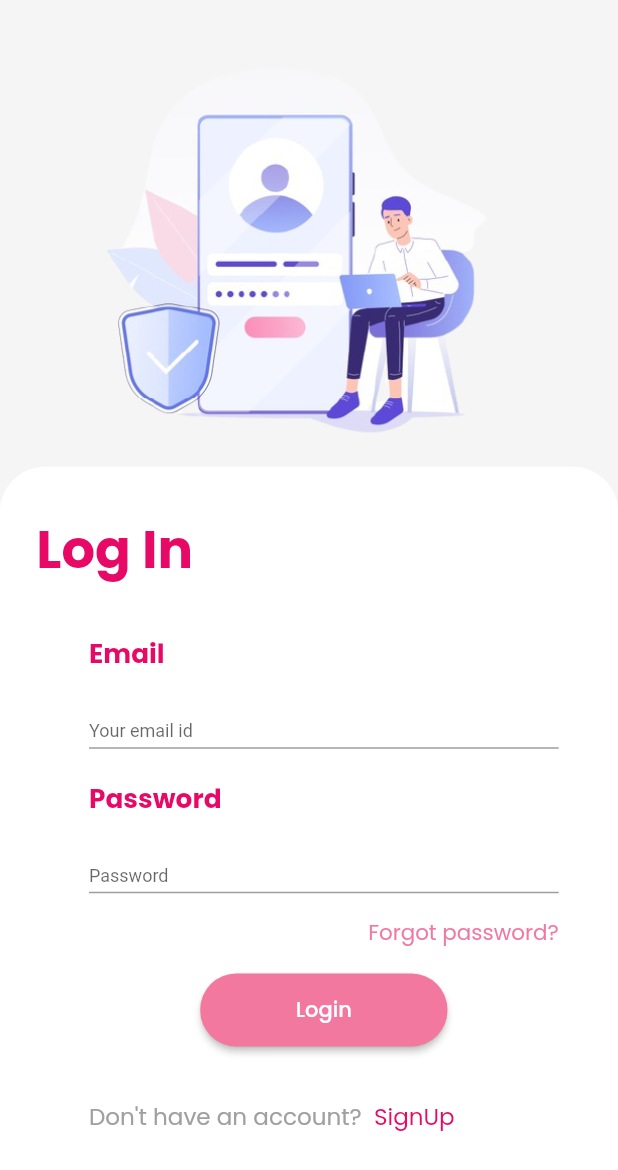
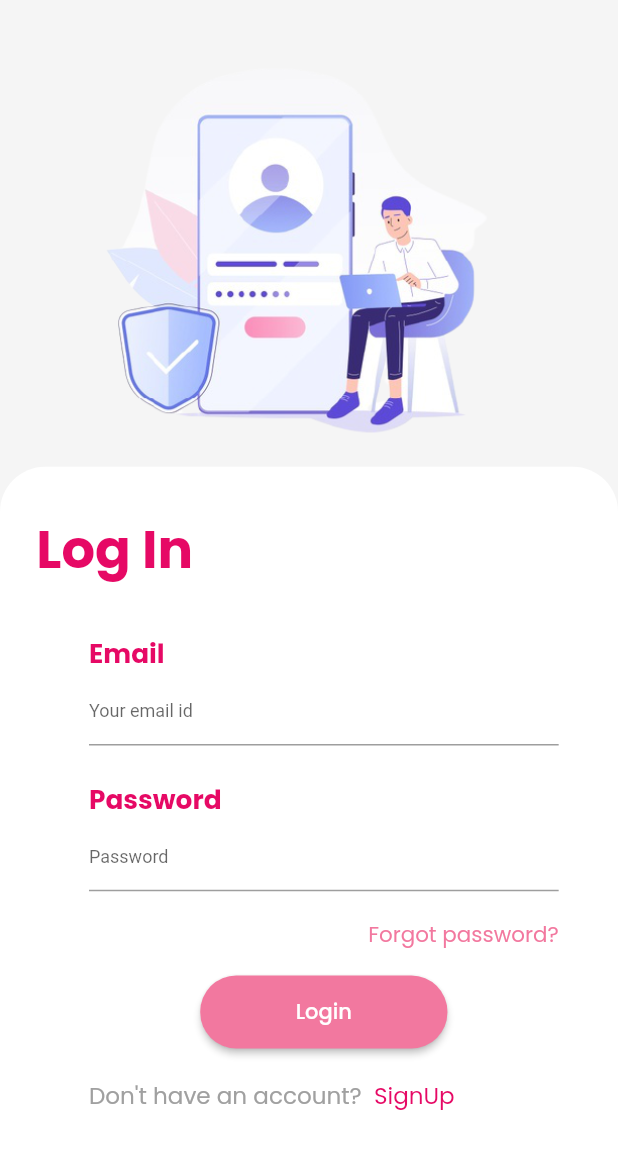
Before and after one commit to Muhammed-Aslam-n/evento, a Flutter app: the screen it shows after launch, after a tap on the "keyboard arrow right" icon, on a phone screen of 412 x 824 dp. Shown: the top 1170 px of the screen. Run offline on Flutter 3.47's test engine with Material 2 defaults, Android fonts, the light colour scheme and no system bars; our stand-ins replace animated_splash_screen, backdrop, curved_navigation_bar, double_back_to_close_app, flutter_markdown, flutter_otp_text_field and 9 more; network calls fail.

Commit message:
Fifth Commit - UI Patching 1

```diff
--- a/lib/constants/constants.dart
+++ b/lib/constants/constants.dart
@@ -20,5 +20,5 @@ const dummyText = "Lorem Ipsum is simply dummy text of the printing and typesett
 
 final bssBorderStyle = OutlineInputBorder(
     borderRadius: BorderRadius.circular(24),
-    borderSide: BorderSide.none
+    borderSide: BorderSide()
 );
--- a/lib/main.dart
+++ b/lib/main.dart
@@ -20,7 +20,7 @@ class MyApp extends StatelessWidget {
     return ScreenUtilInit(
       builder: () => GetMaterialApp(
         debugShowCheckedModeBanner: false,
-        title: 'Flutter Demo',
+        title: 'Evento - We build smiles',
         theme: ThemeData(
           primaryColor: primaryColor
         ),
--- a/lib/screen/login/login_home.dart
+++ b/lib/screen/authentication_screens/login/login_home.dart
@@ -2,8 +2,8 @@ import 'package:double_back_to_close_app/double_back_to_close_app.dart';
 import 'package:evento/constants/colors.dart';
 import 'package:evento/constants/constants.dart';
 import 'package:evento/controller/getx_controller.dart';
-import 'package:evento/screen/forgot_password/forgot_password_section1.dart';
-import 'package:evento/screen/register/register_section_one.dart';
+import 'package:evento/screen/authentication_screens/forgot_password/forgot_password_section1.dart';
+import 'package:evento/screen/authentication_screens/register/register_section_one.dart';
 import 'package:evento/screen/screen_main/holder/evento_pageholder.dart';
 import 'package:evento/widgets/widgets.dart';
 import 'package:flutter/material.dart';
@@ -25,16 +25,14 @@ class LoginHome extends StatelessWidget {
         ),
         child: GestureDetector(
           onTap: () => FocusManager.instance.primaryFocus?.unfocus(),
-          child: SingleChildScrollView(
           child: Column(
             children: [
               SizedBox(
                 height: 36.h,
               ),
-                Image.asset("assets/images/loginImages/loginBgVendor.png"),
-                Container(
-                  height: MediaQuery.of(context).size.height,
-                  width: MediaQuery.of(context).size.width,
+              FittedBox(child: Image.asset("assets/images/loginImages/loginBgVendor.png",)),
+              Expanded(
+                child: Container(
                   decoration: const BoxDecoration(
                       color: whiteColor, borderRadius: loginBorderRadius),
                   child: Padding(
@@ -65,15 +63,11 @@ class LoginHome extends StatelessWidget {
                                   size: 16.sp,
                                   color: primaryColor,
                                 ),
-                                SizedBox(
-                                  height: 25.h,
-                                ),
                                 DataTextFields(
                                   minLength: 9,
                                   controller: EventoController
                                       .eventoController.emailEditingController,
                                   textInputType: TextInputType.emailAddress,
-                                  // errorText: "Email is Required",
                                   hintText: "Your email id",
                                 ),
                                 SizedBox(
@@ -83,9 +77,6 @@ class LoginHome extends StatelessWidget {
                                   text: "Password",
                                   size: 16.sp,
                                   color: primaryColor,
-                                ),
-                                SizedBox(
-                                  height: 25.h,
                                 ),
                                 DataTextFields(
                                   minLength: 9,
@@ -116,9 +107,7 @@ class LoginHome extends StatelessWidget {
                                 Center(
                                   child: commonButton(text: "Login",textSize: 14.0,width: 150.0.w,onPressed: ()=>Get.to(()=>const EventoHolder()))
                                 ),
-                                SizedBox(
-                                  height: 35.h,
-                                ),
+                                SizedBox(height: 20.0.h,),
                                 Wrap(
                                   children: [
                                     CommonText(
@@ -153,8 +142,8 @@ class LoginHome extends StatelessWidget {
                     ),
                   ),
                 ),
+              ),
             ],
-            ),
           ),
         ),
       ),
--- a/lib/screen/onBoarding/onboarding.dart
+++ b/lib/screen/onBoarding/onboarding.dart
@@ -1,6 +1,6 @@
 import 'package:evento/constants/colors.dart';
 import 'package:evento/controller/getx_controller.dart';
-import 'package:evento/screen/login/login_home.dart';
+import 'package:evento/screen/authentication_screens/login/login_home.dart';
 import 'package:evento/widgets/widgets.dart';
 import 'package:flutter/material.dart';
 import 'package:flutter_screenutil/flutter_screenutil.dart';
@@ -11,11 +11,10 @@ class OnBoarding extends StatelessWidget {
   @override
   Widget build(BuildContext context) {
     return Scaffold(
-      body: SingleChildScrollView(
-        child: Column(
+      body: Column(
         children: [
           SizedBox(
-              height: 119.h,
+            height: 80.h,
           ),
           Padding(
             padding: EdgeInsets.only(left: 20.w),
@@ -49,9 +48,10 @@ class OnBoarding extends StatelessWidget {
           ),
           Image.asset("assets/images/loginImages/splashScreenImage.png"),
           SizedBox(
-              height: 82.h,
+            height: 75.h,
           ),
-            Container(
+          Expanded(
+            child: Container(
               height: 64.h,
               width: 64.h,
               decoration: const BoxDecoration(
@@ -66,9 +66,12 @@ class OnBoarding extends StatelessWidget {
                   color: whiteColor,
                 ),
               ),
-            )
+            ),
+          ),
+          SizedBox(
+            height: 20.0.h
+          ),
         ],
-        ),
       ),
     );
   }
--- a/lib/screen/screen_main/operations/edit_showcase_description.dart
+++ b/lib/screen/screen_main/operations/edit_showcase_description.dart
@@ -41,7 +41,7 @@ class EditShowCaseDescription extends StatelessWidget {
                     decoration: InputDecoration(
                       border: InputBorder.none,
                       contentPadding: const EdgeInsets.only(left: 20,top: 30,right: 20,bottom: 60),
-                      hintText: "Enter your description...",
+                      hintText: "your description...",
                       hintStyle: TextStyle(color: Colors.redAccent.shade700,fontSize: 11)
                     ),
                     minLines: 1,
--- a/lib/screen/screen_main/profile/details_profile.dart
+++ b/lib/screen/screen_main/profile/details_profile.dart
@@ -121,7 +121,9 @@ class DetailsProfile extends StatelessWidget {
                               fit: BoxFit.fill,
                             ),
                     );
-                      })),
+                  },
+                ),
+              ),
             ),
             Positioned(
               top: 10,
@@ -148,7 +150,7 @@ class DetailsProfile extends StatelessWidget {
   showImagePickingPlatforms({index}) {
     return Get.defaultDialog(
       title: "Pick image from...",
-      contentPadding: const EdgeInsets.all(15),
+      contentPadding: const EdgeInsets.all(65),
       titleStyle: const TextStyle(color: primaryTextColor),
       barrierDismissible: true,
       titlePadding: const EdgeInsets.all(6),
--- a/lib/screen/screen_main/profile/evento_profile.dart
+++ b/lib/screen/screen_main/profile/evento_profile.dart
@@ -177,7 +177,7 @@ class EventoProfile extends StatelessWidget {
                 ),
                 const CommonText(text: "Update Username",size: 18,color: primaryTextColor,),
                 SizedBox(
-                  height: 5.h,
+                  height: 25.h,
                 ),
                 DataInputField(hintText: "Current Username",controller: EventoController.eventoController.userNameController,minLength: 5,maxLength: 15,prefixIcon: Icons.person,),
                 SizedBox(
--- a/lib/screen/splashscreen/splash_screen.dart
+++ b/lib/screen/splashscreen/splash_screen.dart
@@ -1,6 +1,5 @@
 import 'package:animated_splash_screen/animated_splash_screen.dart';
 import 'package:evento/constants/colors.dart';
-import 'package:evento/constants/constants.dart';
 import 'package:evento/controller/getx_controller.dart';
 import 'package:evento/screen/onBoarding/onboarding.dart';
 import 'package:evento/widgets/widgets.dart';
```
Also changed, not shown: lib/controller/getx_controller.dart (+26 -2 lines), lib/screen/authentication_screens/forgot_password/forgot_password_section1.dart (renamed from lib/screen/forgot_password/forgot_password_section1.dart, +3 -5 lines), lib/screen/authentication_screens/register/register_section_one.dart (renamed from lib/screen/register/register_section_one.dart, +3 -21 lines), lib/screen/authentication_screens/register/register_section_two.dart (renamed from lib/screen/register/register_section_two.dart, +1 -21 lines), lib/screen/feedback/evento_feedback.dart (added, +77 -0 lines), lib/screen/profile_setup/profile_setup.dart (+59 -45 lines), lib/screen/screen_main/home/home_pages/evento_home.dart (+16 -6 lines), lib/screen/screen_main/operations/update_user_details.dart (+18 -1 lines), lib/widgets/widgets.dart (+3 -46 lines), pubspec.yaml (+3 -7 lines), lib/screen/authentication_screens/forgot_password/forgot_password_section2.dart (renamed from lib/screen/forgot_password/forgot_password_section2.dart), lib/screen/screen_main/operations/edit_available_slots.dart (renamed from lib/screen/screen_main/home/home_pages/edit_available_slots.dart), pubspec.lock. Lines whose indentation alone changed are shown as unchanged.
